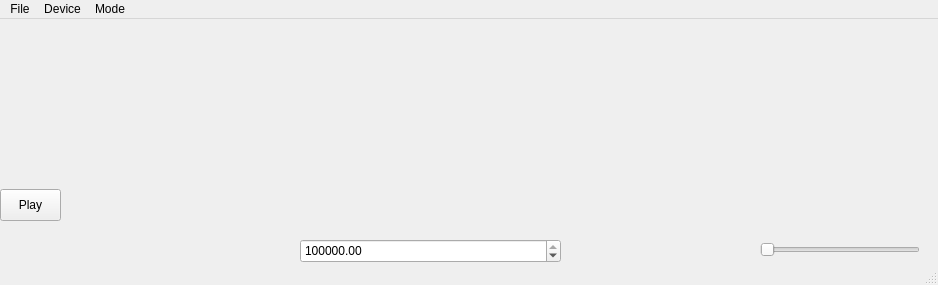
ishmal/sdrlib, file qt/simple.ui: the form before one commit.
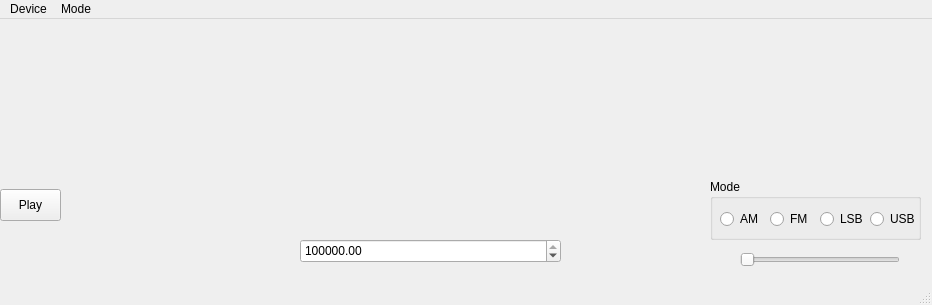
The form after the commit.

Commit message: Add mode buttons

Diff of the .ui file:
```diff
--- a/qt/simple.ui
+++ b/qt/simple.ui
@@ -6,8 +6,8 @@
    <rect>
     <x>0</x>
     <y>0</y>
-    <width>938</width>
-    <height>285</height>
+    <width>932</width>
+    <height>305</height>
    </rect>
   </property>
   <property name="windowTitle">
@@ -80,8 +80,8 @@
    <widget class="QSlider" name="audioGainSlider">
     <property name="geometry">
      <rect>
-      <x>760</x>
-      <y>220</y>
+      <x>740</x>
+      <y>230</y>
       <width>160</width>
       <height>22</height>
      </rect>
@@ -90,22 +90,81 @@
      <enum>Qt::Horizontal</enum>
     </property>
    </widget>
+   <widget class="QGroupBox" name="demodBox">
+    <property name="geometry">
+     <rect>
+      <x>710</x>
+      <y>160</y>
+      <width>211</width>
+      <height>61</height>
+     </rect>
+    </property>
+    <property name="title">
+     <string>Mode</string>
+    </property>
+    <widget class="QRadioButton" name="amButton">
+     <property name="geometry">
+      <rect>
+       <x>10</x>
+       <y>30</y>
+       <width>51</width>
+       <height>20</height>
+      </rect>
+     </property>
+     <property name="text">
+      <string>AM</string>
+     </property>
+    </widget>
+    <widget class="QRadioButton" name="fmButton">
+     <property name="geometry">
+      <rect>
+       <x>60</x>
+       <y>30</y>
+       <width>51</width>
+       <height>20</height>
+      </rect>
+     </property>
+     <property name="text">
+      <string>FM</string>
+     </property>
+    </widget>
+    <widget class="QRadioButton" name="lsbButton">
+     <property name="geometry">
+      <rect>
+       <x>110</x>
+       <y>30</y>
+       <width>51</width>
+       <height>20</height>
+      </rect>
+     </property>
+     <property name="text">
+      <string>LSB</string>
+     </property>
+    </widget>
+    <widget class="QRadioButton" name="usbButton">
+     <property name="geometry">
+      <rect>
+       <x>160</x>
+       <y>30</y>
+       <width>51</width>
+       <height>20</height>
+      </rect>
+     </property>
+     <property name="text">
+      <string>USB</string>
+     </property>
+    </widget>
+   </widget>
   </widget>
   <widget class="QMenuBar" name="menubar">
    <property name="geometry">
     <rect>
      <x>0</x>
      <y>0</y>
-     <width>938</width>
+     <width>932</width>
      <height>22</height>
     </rect>
    </property>
-   <widget class="QMenu" name="menuFile">
-    <property name="title">
-     <string>File</string>
-    </property>
-    <addaction name="actionQuit"/>
-   </widget>
    <widget class="QMenu" name="menuDevice">
     <property name="title">
      <string>Device</string>
@@ -120,7 +179,6 @@
     <addaction name="actionUSB"/>
     <addaction name="actionLSB"/>
    </widget>
-   <addaction name="menuFile"/>
    <addaction name="menuDevice"/>
    <addaction name="menuMode"/>
   </widget>
```
Left out of the diff: 72 changed lines with no effect on the pictures. The commit also changes 1 other file.
